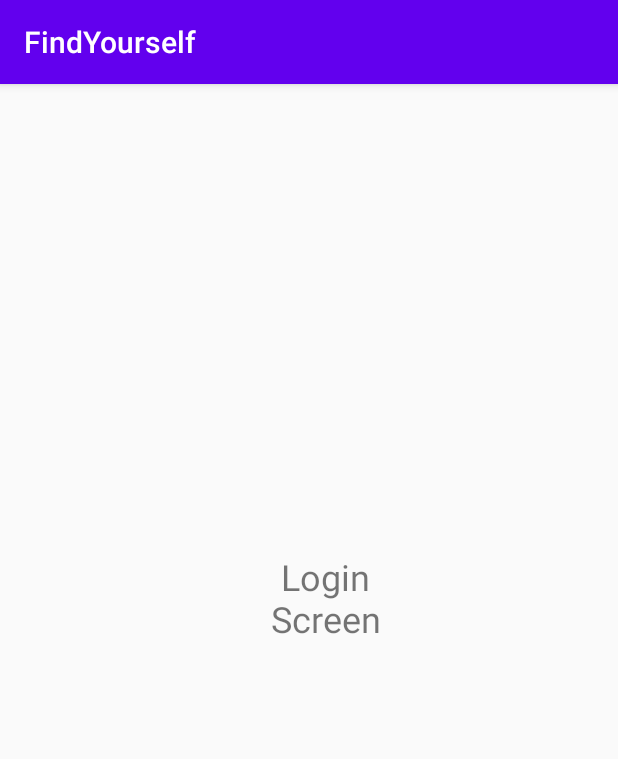
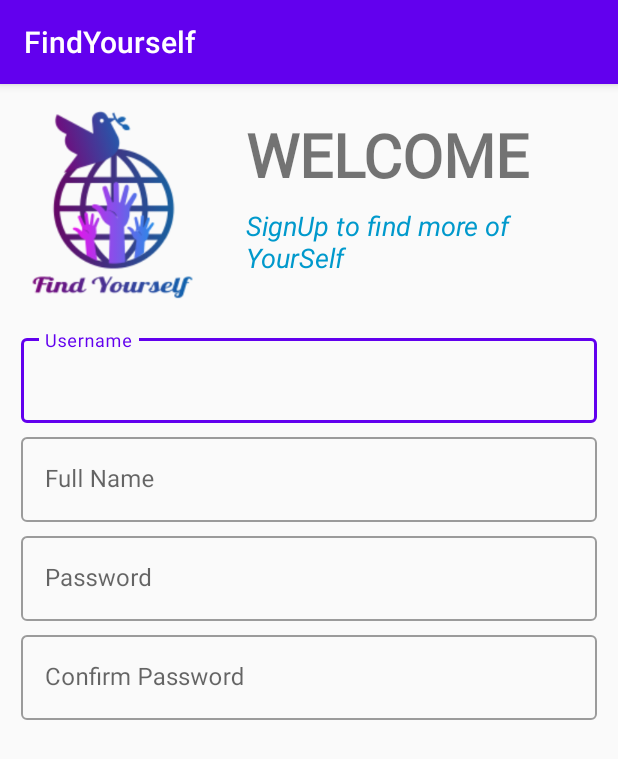
Before and after one commit to saketha-yellanki/Find-Yourself, an Android app: the screen it shows after launch (LoginActivity before the commit, RegisterActivity after it), on a phone screen of 412 x 824 dp. Shown: the top 759 px of the screen. Run offline under Robolectric (Android 15) with nearby library versions, the phone set to English and light mode, and no system bars.

Commit message:
registration half done
Signed-off-by: “SakethaYellanki“ <sakethayellanki05@gmail.com>

```diff
--- a/FindYourself/app/src/main/AndroidManifest.xml
+++ b/FindYourself/app/src/main/AndroidManifest.xml
@@ -9,14 +9,19 @@
         android:roundIcon="@mipmap/ic_launcher_round"
         android:supportsRtl="true"
         android:theme="@style/AppTheme">
-        <activity android:name=".RegisterActivity"></activity>
+        <activity android:name=".RegisterActivity">
+            <intent-filter>
+                <action android:name="android.intent.action.MAIN" />
+                <category android:name="android.intent.category.LAUNCHER" />
+            </intent-filter>
+        </activity>
         <activity android:name=".LoginActivity" />
         <activity android:name=".MainActivity">
-            <intent-filter>
-                <action android:name="android.intent.action.MAIN" />
+            <!--            <intent-filter>-->
+            <!--                <action android:name="android.intent.action.MAIN" />-->
 
-                <category android:name="android.intent.category.LAUNCHER" />
-            </intent-filter>
+            <!--                <category android:name="android.intent.category.LAUNCHER" />-->
+            <!--            </intent-filter>-->
         </activity>
 
         <meta-data
--- a/FindYourself/app/src/main/res/layout/activity_register.xml
+++ b/FindYourself/app/src/main/res/layout/activity_register.xml
@@ -1,8 +1,110 @@
 <?xml version="1.0" encoding="utf-8"?>
-<androidx.constraintlayout.widget.ConstraintLayout xmlns:android="http://schemas.android.com/apk/res/android"
+<LinearLayout xmlns:android="http://schemas.android.com/apk/res/android"
     xmlns:tools="http://schemas.android.com/tools"
     android:layout_width="match_parent"
     android:layout_height="match_parent"
+    android:orientation="vertical"
     tools:context=".RegisterActivity">
 
-</androidx.constraintlayout.widget.ConstraintLayout>
+    <LinearLayout
+        android:layout_width="match_parent"
+        android:layout_height="wrap_content"
+        android:orientation="horizontal">
+
+        <ImageView
+            android:layout_width="150dp"
+            android:layout_height="150dp"
+            android:src="@drawable/fy_logo_trans" />
+
+        <LinearLayout
+            android:layout_width="match_parent"
+            android:layout_height="wrap_content"
+            android:layout_marginTop="20dp"
+            android:layout_marginRight="8dp"
+            android:orientation="vertical">
+
+            <TextView
+                android:layout_width="wrap_content"
+                android:layout_height="wrap_content"
+                android:layout_marginLeft="14dp"
+                android:layout_marginBottom="8dp"
+                android:fontFamily="@font/arbutus_slab"
+                android:text="@string/welcome"
+                android:textSize="40sp"
+                android:textStyle="bold" />
+
+            <TextView
+                android:layout_width="wrap_content"
+                android:layout_height="wrap_content"
+                android:layout_marginLeft="14dp"
+                android:text="@string/reg_tag"
+                android:textColor="@android:color/holo_blue_dark"
+                android:textSize="18sp"
+                android:textStyle="italic" />
+        </LinearLayout>
+    </LinearLayout>
+
+    <LinearLayout
+        android:layout_width="match_parent"
+        android:layout_height="wrap_content"
+        android:layout_margin="14dp"
+        android:orientation="vertical">
+
+        <com.google.android.material.textfield.TextInputLayout
+            android:id="@+id/reg_username"
+            style="@style/Widget.MaterialComponents.TextInputLayout.OutlinedBox"
+            android:layout_width="match_parent"
+            android:layout_height="wrap_content"
+            android:hint="Username">
+
+            <com.google.android.material.textfield.TextInputEditText
+                android:layout_width="match_parent"
+                android:layout_height="wrap_content"
+                android:inputType="text" />
+        </com.google.android.material.textfield.TextInputLayout>
+
+        <com.google.android.material.textfield.TextInputLayout
+            android:id="@+id/reg_fullname"
+            style="@style/Widget.MaterialComponents.TextInputLayout.OutlinedBox"
+            android:layout_width="match_parent"
+            android:layout_height="wrap_content"
+            android:layout_marginTop="4dp"
+            android:hint="Full Name">
+
+            <com.google.android.material.textfield.TextInputEditText
+                android:layout_width="match_parent"
+                android:layout_height="wrap_content"
+                android:inputType="text" />
+        </com.google.android.material.textfield.TextInputLayout>
+
+        <com.google.android.material.textfield.TextInputLayout
+            android:id="@+id/reg_password"
+            style="@style/Widget.MaterialComponents.TextInputLayout.OutlinedBox"
+            android:layout_width="match_parent"
+            android:layout_height="wrap_content"
+            android:layout_marginTop="4dp"
+            android:hint="Password">
+
+            <com.google.android.material.textfield.TextInputEditText
+                android:layout_width="match_parent"
+                android:layout_height="wrap_content"
+                android:inputType="text" />
+        </com.google.android.material.textfield.TextInputLayout>
+
+        <com.google.android.material.textfield.TextInputLayout
+            android:id="@+id/reg_conf_password"
+            style="@style/Widget.MaterialComponents.TextInputLayout.OutlinedBox"
+            android:layout_width="match_parent"
+            android:layout_height="wrap_content"
+            android:layout_marginTop="4dp"
+            android:hint="Confirm Password">
+
+            <com.google.android.material.textfield.TextInputEditText
+                android:layout_width="match_parent"
+                android:layout_height="wrap_content"
+                android:inputType="text" />
+        </com.google.android.material.textfield.TextInputLayout>
+
+    </LinearLayout>
+
+</LinearLayout>
```
